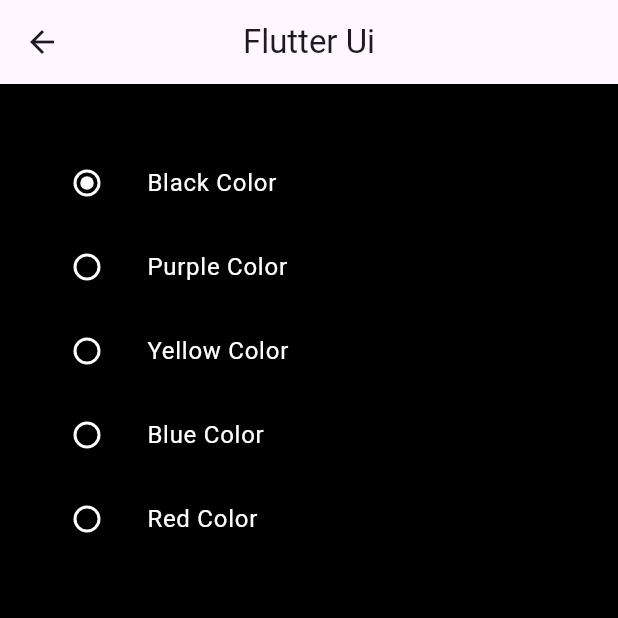
After one commit to NamanGajera/Flutter-Assignment, a Flutter app: the Que9 screen opened directly, on a phone screen of 412 x 824 dp, the top half of it. The commit adds this screen. Run offline on Flutter 3.47's test engine with Material 3 defaults, Android fonts, the phone set to English and light mode, and no system bars.

Commit message:
Flutter Assignment Que 9

```diff
--- a/lib/main.dart
+++ b/lib/main.dart
@@ -7,6 +7,7 @@ import 'package:flu_ass/que/que5/que5.dart';
 import 'package:flu_ass/que/que6/que6.dart';
 import 'package:flu_ass/que/que7/que7.dart';
 import 'package:flu_ass/que/que8/que8.dart';
+import 'package:flu_ass/que/que9/que9.dart';
 import 'package:flutter/material.dart';
 
 void main() {
@@ -40,6 +41,7 @@ class Home extends StatelessWidget {
       const Que6(),
       const Que7(),
       const Que8(),
+      const Que9(),
     ];
 
     var pagename = [
@@ -52,7 +54,9 @@ class Home extends StatelessWidget {
       'Question 6',
       'Question 7',
       'Question 8',
+      'Question 9',
     ];
+
     return Scaffold(
       appBar: AppBar(
         title: const Text('Flutter Ui'),
@@ -66,7 +70,9 @@ class Home extends StatelessWidget {
             child: ListView.builder(
               itemCount: pagename.length,
               itemBuilder: (context, index) {
-                return ElevatedButton(
+                return Padding(
+                  padding: const EdgeInsets.all(8.0),
+                  child: ElevatedButton(
                     onPressed: () {
                       Navigator.push(
                         context,
@@ -76,6 +82,7 @@ class Home extends StatelessWidget {
                       );
                     },
                     child: Text(pagename[index]),
+                  ),
                 );
               },
             ),
--- /dev/null
+++ b/lib/que/que9/que9.dart
@@ -0,0 +1,71 @@
+import 'package:flutter/material.dart';
+
+class Que9 extends StatefulWidget {
+  const Que9({super.key});
+
+  @override
+  State<Que9> createState() => _Que9State();
+}
+
+int radiogroupval = 0;
+var colorname = [
+  'Black Color',
+  'Purple Color',
+  'Yellow Color',
+  'Blue Color',
+  'Red Color',
+];
+
+var color = [
+  Colors.black,
+  Colors.purple,
+  Colors.yellow,
+  Colors.blue,
+  Colors.red,
+];
+
+class _Que9State extends State<Que9> {
+  @override
+  Widget build(BuildContext context) {
+    return Scaffold(
+      backgroundColor: color[radiogroupval],
+      appBar: AppBar(
+        title: const Text('Flutter Ui'),
+        centerTitle: true,
+        leading: IconButton(
+          onPressed: () {
+            Navigator.pop(context);
+          },
+          icon: Icon(Icons.arrow_back),
+        ),
+      ),
+      body: Padding(
+        padding: const EdgeInsets.all(18.0),
+        child: Column(
+          children: [
+            const SizedBox(height: 20),
+            for (int i = 0; i < 5; i++)
+              ListTile(
+                leading: Radio(
+                  fillColor:
+                      MaterialStateColor.resolveWith((states) => Colors.white),
+                  value: i,
+                  groupValue: radiogroupval,
+                  onChanged: (val) {
+                    radiogroupval = val!;
+                    setState(() {});
+                  },
+                ),
+                title: Text(
+                  colorname[i],
+                  style: TextStyle(
+                    color: Colors.white,
+                  ),
+                ),
+              ),
+          ],
+        ),
+      ),
+    );
+  }
+}
```
Lines whose indentation alone changed are shown as unchanged.
